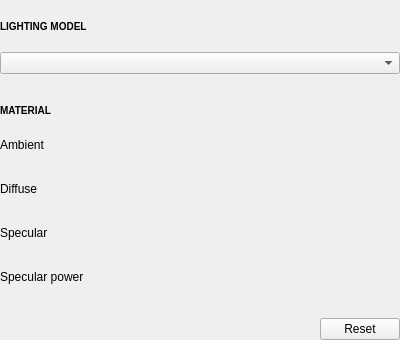
Old version of the form Modules/VolumeVisualizationUI/src/QmitkVolumeLightingWidgetControls.ui in the repository MITK/MITK.
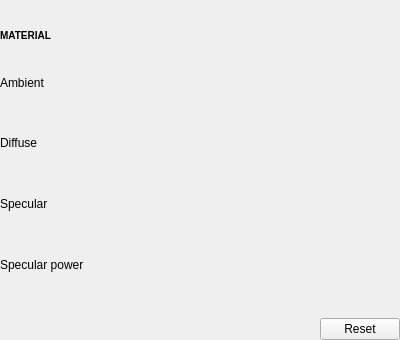
New version of the form. Custom widgets are drawn as their Qt base class.

```diff
--- a/Modules/VolumeVisualizationUI/src/QmitkVolumeLightingWidgetControls.ui
+++ b/Modules/VolumeVisualizationUI/src/QmitkVolumeLightingWidgetControls.ui
@@ -32,45 +32,6 @@
    <property name="bottomMargin">
     <number>0</number>
    </property>
-   <item>
-    <widget class="QLabel" name="lightingModelGroupLabel">
-     <property name="textFormat">
-      <enum>Qt::TextFormat::RichText</enum>
-     </property>
-     <property name="text">
-      <string>&lt;small&gt;&lt;b&gt;LIGHTING MODEL&lt;/b&gt;&lt;/small&gt;</string>
-     </property>
-    </widget>
-   </item>
-   <item>
-    <widget class="QComboBox" name="lightingModelComboBox">
-     <property name="sizePolicy">
-      <sizepolicy hsizetype="Expanding" vsizetype="Fixed">
-       <horstretch>0</horstretch>
-       <verstretch>0</verstretch>
-      </sizepolicy>
-     </property>
-     <property name="toolTip">
-      <string>Headlight: one light at the camera. Nothing casts a visible shadow, since the light reaches everything you can see, but it is the only rig for which the renderer tints ambient light by the tissue's own colour, so the ambient slider fills rather than veils. Key light: an off-axis key with a dimmer opposing fill, tracing short shadow rays through the volume so that contacts and recesses darken; surface shading and its highlight stay on top of that. The rays are kept short on purpose - long ones let one structure cast onto another, which describes the lighting rather than the anatomy. Ambient is held at zero here because with more than one light the renderer adds it as a flat grey; the fill light does that job instead. It costs more per frame in a still image, is switched off while you drag, and relights any surface in the same window.</string>
-     </property>
-    </widget>
-   </item>
-   <item>
-    <spacer name="materialGroupSpacerAbove">
-     <property name="orientation">
-      <enum>Qt::Orientation::Vertical</enum>
-     </property>
-     <property name="sizeType">
-      <enum>QSizePolicy::Policy::Fixed</enum>
-     </property>
-     <property name="sizeHint" stdset="0">
-      <size>
-       <width>20</width>
-       <height>12</height>
-      </size>
-     </property>
-    </spacer>
-   </item>
    <item>
     <widget class="QLabel" name="materialGroupLabel">
      <property name="textFormat">
```
